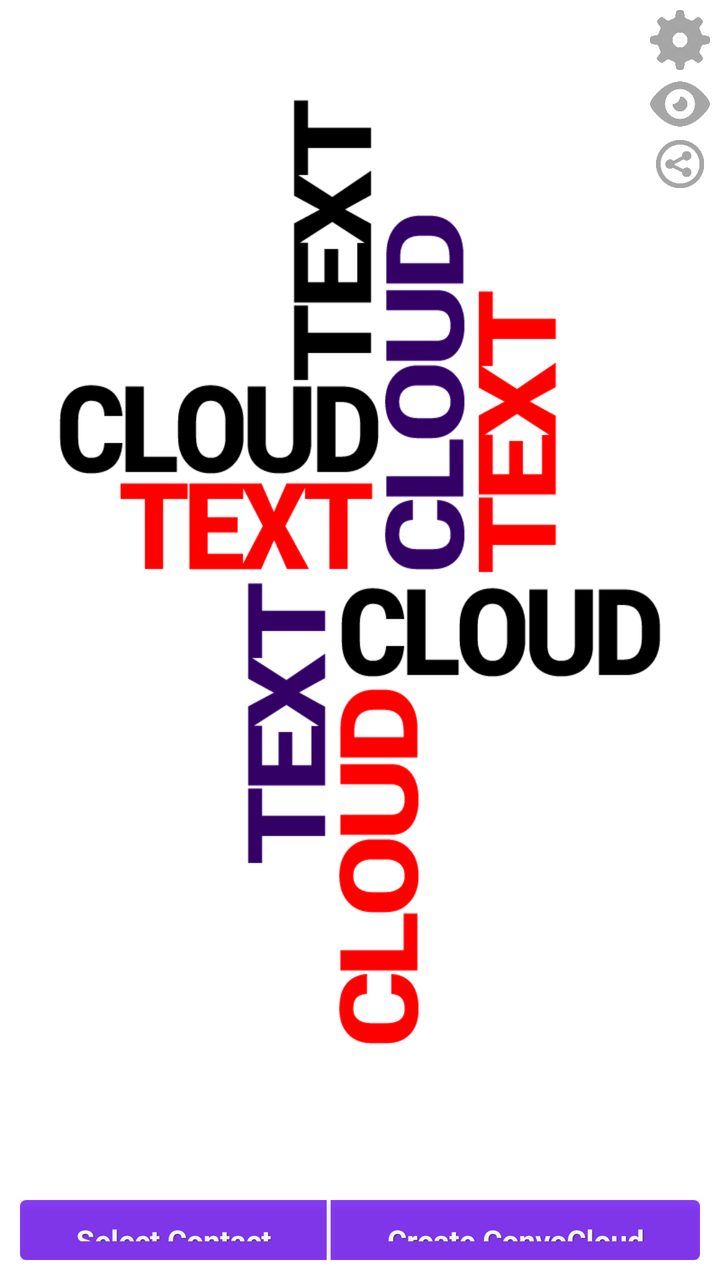
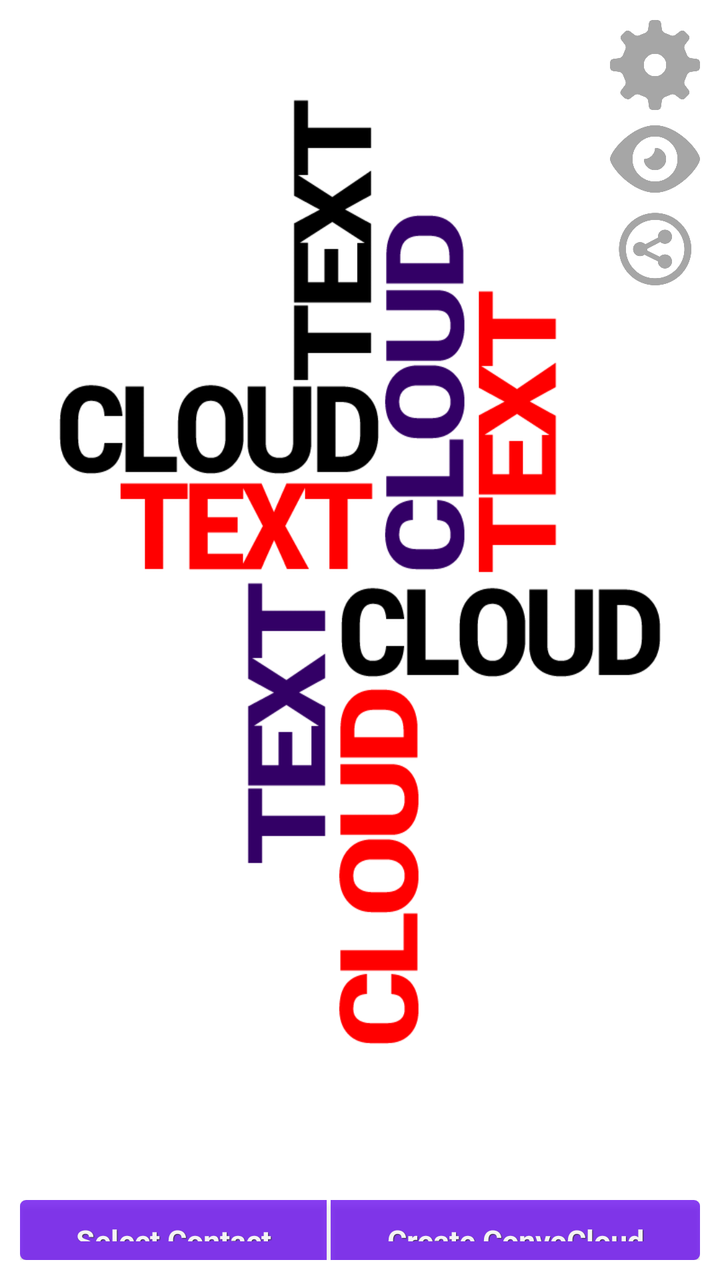

Before-and-after screenshots of an Android layout around one commit, followed by the original layout XML and the change that was made.
<!-- AndroidManifest.xml: fallback theme Theme.MaterialComponents.DayNight.NoActionBar -->
<!-- res/layout/activity_main.xml -->
<RelativeLayout xmlns:android="http://schemas.android.com/apk/res/android"
    android:id="@+id/main_layout"
    android:layout_width="match_parent"
    android:layout_height="match_parent"
    android:background="@drawable/main_image"
    android:clickable="true" >

    <LinearLayout
        android:id="@+id/button_layout"
        android:layout_width="match_parent"
        android:layout_height="30dp"
        android:layout_alignParentBottom="true"
        android:layout_alignParentLeft="true"
        android:layout_marginBottom="10dp"
        android:layout_marginLeft="10dp"
        android:layout_marginRight="10dp"
        android:layout_marginTop="3dp" >

        <Button
            android:id="@+id/contact_selection_button"
            style="@style/btnStyleBlackpearl"
            android:layout_width="wrap_content"
            android:layout_height="wrap_content"
            android:layout_marginRight="1dp"
            android:layout_weight=".25"
            android:alpha=".75"
            android:background="@drawable/button_left"
            android:text="@string/select_contact" />

        <Button
            android:id="@+id/create_text_cloud_button"
            style="@style/btnStyleBlackpearl"
            android:layout_width="wrap_content"
            android:layout_height="wrap_content"
            android:layout_marginLeft="1dp"
            android:layout_weight=".25"
            android:alpha=".75"
            android:background="@drawable/button_right"
            android:text="@string/create_convocloud" />
    </LinearLayout>

    <LinearLayout
        android:id="@+id/icon_layout"
        android:layout_width="wrap_content"
        android:layout_height="wrap_content"
        android:layout_alignParentLeft="false"
        android:layout_alignParentRight="true"
        android:layout_alignParentTop="true"
        android:layout_marginRight="5dp"
        android:layout_marginTop="5dp"
        android:orientation="vertical" >

        <ImageView
            android:id="@+id/settings_button"
            android:layout_width="wrap_content"
            android:layout_height="wrap_content"
            android:layout_marginBottom="2dp"
            android:adjustViewBounds="true"
            android:alpha=".35"
            android:clickable="true"
            android:contentDescription="@string/settings_description"
            android:maxHeight="30dp"
            android:maxWidth="30dp"
            android:src="@drawable/settingsicon" />

        <ImageView
            android:id="@+id/visible_button"
            android:layout_width="wrap_content"
            android:layout_height="wrap_content"
            android:adjustViewBounds="true"
            android:alpha=".35"
            android:clickable="true"
            android:contentDescription="@string/settings_description"
            android:maxHeight="30dp"
            android:maxWidth="30dp"
            android:src="@drawable/visible_icon" />

        <ImageView
            android:id="@+id/share_button"
            android:layout_width="wrap_content"
            android:layout_height="wrap_content"
            android:adjustViewBounds="true"
            android:alpha=".35"
            android:clickable="true"
            android:contentDescription="@string/settings_description"
            android:maxHeight="30dp"
            android:maxWidth="30dp"
            android:src="@drawable/share_icon" />

    </LinearLayout>

    <LinearLayout
        android:id="@+id/status_layout"
        android:layout_width="wrap_content"
        android:layout_height="wrap_content"
        android:layout_above="@+id/button_layout"
        android:layout_alignParentLeft="true"
        android:layout_marginLeft="10dp"
        android:alpha=".75"
        android:background="@layout/rounded_corners" >

        <TextView
            android:id="@+id/status_text"
            android:layout_width="wrap_content"
            android:layout_height="wrap_content"
            android:paddingLeft="3dp"
            android:paddingRight="3dp"
            android:text="@string/status_text"
            android:textAppearance="?android:attr/textAppearanceMedium"
            android:textColor="@android:color/white"
            android:textSize="@dimen/Default"
            android:textStyle="bold" />

    </LinearLayout>

</RelativeLayout>
<!-- resources referenced by this layout -->
<resources>
  <dimen name="Default">15sp</dimen>
  <!-- drawable button_left (drawable-hdpi) -->
  <?xml version="1.0" encoding="utf-8"?>
  <selector xmlns:android="http://schemas.android.com/apk/res/android" >
       <item android:state_pressed="true" >
           <shape android:shape="rectangle"  >
               <corners android:bottomLeftRadius="3dip" 
                   android:topLeftRadius="3dip"/>
               <gradient  android:angle="-90"  android:startColor="#080909" android:endColor="#626b70"  />            
           </shape>
       </item>
      <item android:state_focused="true">
           <shape android:shape="rectangle"  >
               <corners android:bottomLeftRadius="3dip" 
                   android:topLeftRadius="3dip"/>
               <solid  android:color="#050e13"/>       
           </shape>
       </item>  
      <item >
          <shape android:shape="rectangle"  >
               <corners android:bottomLeftRadius="3dip" 
                   android:topLeftRadius="3dip"/>
               <gradient  android:angle="-90"  android:startColor="#3c454a" android:endColor="#050e13" />            
           </shape>
       </item>
  </selector>
  <!-- drawable button_right (drawable-hdpi) -->
  <?xml version="1.0" encoding="utf-8"?>
  <selector xmlns:android="http://schemas.android.com/apk/res/android" >
       <item android:state_pressed="true" >
           <shape android:shape="rectangle"  >
               <corners android:radius="3dip" />
               <corners android:bottomRightRadius="3dip" 
                   android:topRightRadius="3dip"/>
               <gradient  android:angle="-90"  android:startColor="#080909" android:endColor="#626b70"  />            
           </shape>
       </item>
      <item android:state_focused="true">
           <shape android:shape="rectangle"  >
               <corners android:bottomRightRadius="3dip" 
                   android:topRightRadius="3dip"/>
  
               <solid  android:color="#050e13"/>       
           </shape>
       </item>  
      <item >
          <shape android:shape="rectangle"  >
               <corners android:bottomRightRadius="3dip" 
                   android:topRightRadius="3dip"/>
               <gradient  android:angle="-90"  android:startColor="#3c454a" android:endColor="#050e13" />            
           </shape>
       </item>
  </selector>
  <!-- drawable main_image: png bitmap (drawable-hdpi, 45865 bytes) -->
  <!-- drawable settingsicon: png bitmap (drawable-hdpi, 12030 bytes) -->
  <!-- drawable share_icon: png bitmap (drawable-hdpi, 8854 bytes) -->
  <!-- drawable visible_icon: png bitmap (drawable-hdpi, 12784 bytes) -->
  <string name="create_convocloud">Create ConvoCloud</string>
  <string name="select_contact">Select Contact</string>
  <string name="settings_description">Settings Button</string>
  <string name="status_text">Begin by selecting contact</string>
  <style name="btnStyleBlackpearl" parent="@android:style/Widget.Button">
         <item name="android:textSize">15sp</item>
         <item name="android:textStyle">bold</item>
         <item name="android:textColor">#FFFFFF</item>
         <item name="android:gravity">center</item>
         <item name="android:shadowColor">#000000</item>
         <item name="android:shadowDx">1</item>
         <item name="android:shadowDy">1</item>
         <item name="android:shadowRadius">0.6</item>
         <item name="android:alpha">.5</item>
         <item name="android:background">@drawable/button_left</item>
     </style>
</resources>

<!-- the commit's change to res/layout/activity_main.xml (unified diff, before → after) -->
@@ -46,8 +46,8 @@
         android:layout_alignParentLeft="false"
         android:layout_alignParentRight="true"
         android:layout_alignParentTop="true"
-        android:layout_marginRight="5dp"
-        android:layout_marginTop="5dp"
+        android:layout_marginRight="10dp"
+        android:layout_marginTop="10dp"
         android:orientation="vertical" >
 
         <ImageView
@@ -59,8 +59,8 @@
             android:alpha=".35"
             android:clickable="true"
             android:contentDescription="@string/settings_description"
-            android:maxHeight="30dp"
-            android:maxWidth="30dp"
+            android:maxHeight="45dp"
+            android:maxWidth="45dp"
             android:src="@drawable/settingsicon" />
 
         <ImageView
@@ -71,8 +71,8 @@
             android:alpha=".35"
             android:clickable="true"
             android:contentDescription="@string/settings_description"
-            android:maxHeight="30dp"
-            android:maxWidth="30dp"
+            android:maxHeight="45dp"
+            android:maxWidth="45dp"
             android:src="@drawable/visible_icon" />
 
         <ImageView
@@ -83,8 +83,8 @@
             android:alpha=".35"
             android:clickable="true"
             android:contentDescription="@string/settings_description"
-            android:maxHeight="30dp"
-            android:maxWidth="30dp"
+            android:maxHeight="45dp"
+            android:maxWidth="45dp"
             android:src="@drawable/share_icon" />
 
     </LinearLayout>
